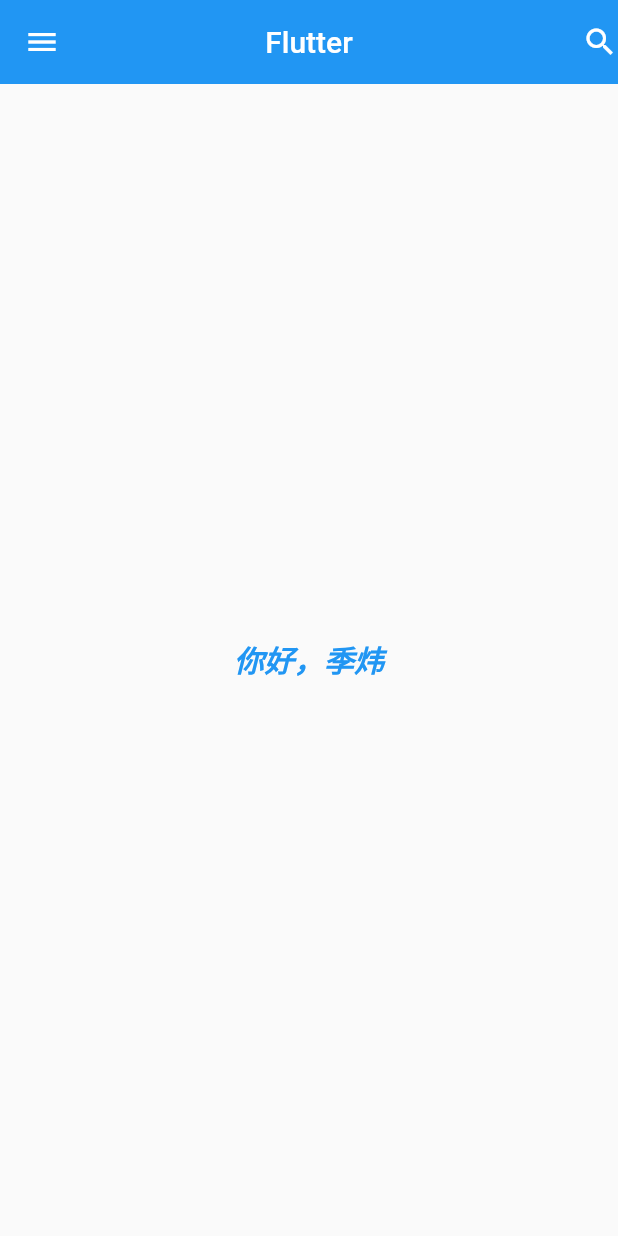
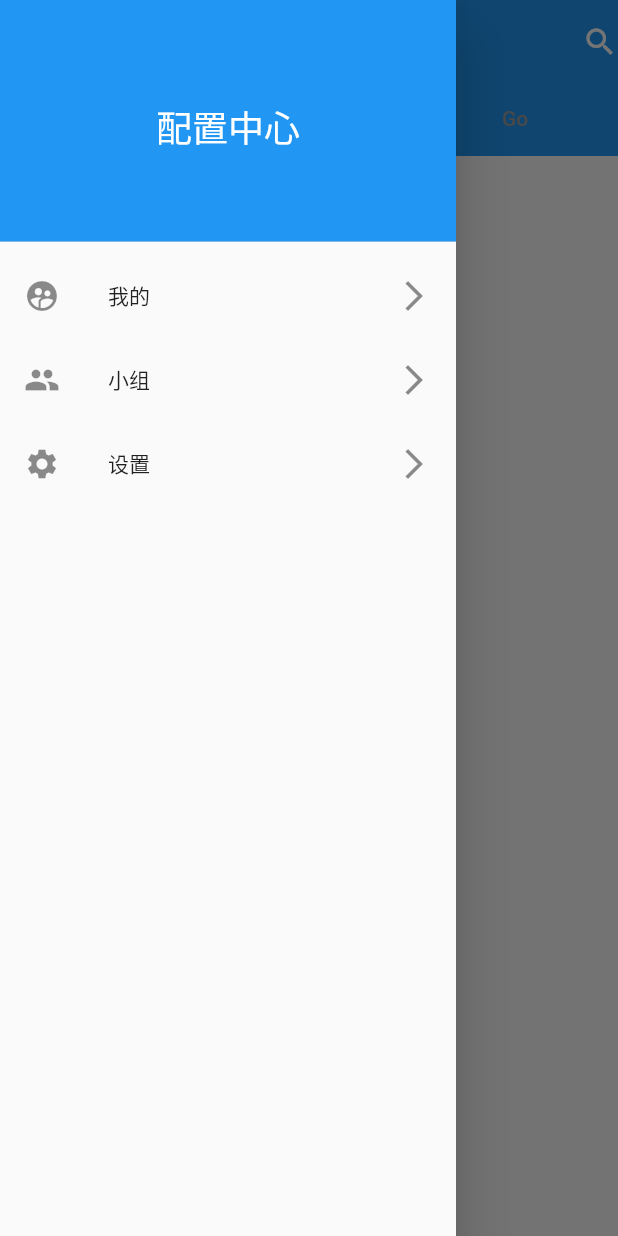
Before and after one commit to jiweixiaoxiao/myflutter, a Flutter app: the screen it shows after launch, with the side drawer open (before the commit the screen has no drawer), on a phone screen of 412 x 824 dp. Run offline on Flutter 3.47's test engine with Material 2 defaults, Android fonts, the phone set to English and light mode, and no system bars.

Commit message:
学习： 边栏、常用组件、Tab切换

```diff
--- /dev/null
+++ b/lib/drawer_list.dart
@@ -0,0 +1,31 @@
+import 'package:flutter/material.dart';
+ class DrawerList extends StatelessWidget {
+  @override
+  Widget build(BuildContext context) {
+    // TODO: implement buil
+    return Drawer(
+     child: ListView(
+         padding: const EdgeInsets.all(0.0),
+         children: const [
+          DrawerHeader(decoration: BoxDecoration(color: Colors.blue),child: Center(child: Text('配置中心', style: TextStyle(fontSize: 24.0, color: Colors.white)),)),
+           ListTile(
+             title: Text('我的'),
+             leading: Icon(Icons.supervised_user_circle),
+             trailing: Icon(Icons.arrow_forward_ios),
+           ),
+           ListTile(
+             title: Text('小组'),
+             leading: Icon(Icons.group),
+             trailing: Icon(Icons.arrow_forward_ios),
+           ),
+           ListTile(
+             title: Text('设置'),
+             leading: Icon(Icons.settings),
+             trailing: Icon(Icons.arrow_forward_ios),
+           ),
+         ],
+     ),
+    );
+  }
+
+ }
--- a/lib/main.dart
+++ b/lib/main.dart
@@ -1,5 +1,6 @@
 import 'package:flutter/material.dart';
-
+import 'package:myflutter/home.dart';
+import 'package:myflutter/tab.dart';
 void main() {
   runApp(
       App()
@@ -11,43 +12,8 @@ class App extends StatelessWidget {
   Widget build(BuildContext context) {
     return MaterialApp(
       title: 'Flutter',
-      home: Home(),
+      home: HelloTab(),
       debugShowCheckedModeBanner: false,
     );
   }
 }
-class Home extends StatelessWidget {
-  @override
-  Widget build(BuildContext context) {
-    return Scaffold(
-        appBar: AppBar(
-          title: Text('Flutter'),
-          centerTitle: true,
-          elevation: 0.0,
-          leading: Icon(Icons.menu),
-          actions: [
-            Icon(Icons.search),
-          ],
-        ),
-        body: Hello()
-    );
-  }
-
-}
-
-class Hello extends StatelessWidget {
-  build(BuildContext context) {
-    return const Center(
-      child: Text(
-        '你好，季炜',
-        textDirection: TextDirection.ltr,
-        style: TextStyle(
-          color: Colors.blue,
-          fontSize:20.0,
-          fontWeight: FontWeight.w600,
-          fontStyle: FontStyle.italic,
-        ),
-      ),
-    );
-  }
-}
--- /dev/null
+++ b/lib/tab.dart
@@ -0,0 +1,47 @@
+import 'package:flutter/material.dart';
+import 'drawer_list.dart';
+class HelloTab extends StatelessWidget {
+  build(BuildContext context) {
+    return DefaultTabController(
+      length: 3,
+      child: Scaffold(
+        appBar: AppBar(
+          title: const Text('Tab标签栏切换'),
+          centerTitle: true,
+          elevation: 0.0,
+          leading: const Icon(Icons.menu),
+          actions: const [
+            Icon(Icons.search),
+          ],
+          bottom: const TabBar(
+            labelColor: Colors.white,
+            labelStyle: TextStyle(
+              fontSize: 16.0,
+            ),
+            unselectedLabelColor: Colors.grey,
+            unselectedLabelStyle: TextStyle(
+              fontSize: 14.0,
+            ),
+            indicatorColor: Colors.red,
+            indicatorWeight: 2,
+            indicatorSize: TabBarIndicatorSize.label,
+            tabs: <Widget>[
+            Tab(text: 'HTML'),
+            Tab(text: 'Java'),
+            Tab(text: 'Go'),
+          ],),
+        ),
+        // body: Hello(),
+        // body: WidgeDemo(),
+        // body:WidgeDemoRichText(),
+        // body: WidgetDemoContainer2(),
+        body: const TabBarView(children: [
+          Icon(Icons.settings, size: 90.0),
+          Icon(Icons.search, size: 90.0),
+          Icon(Icons.view_agenda, size: 90.0),
+        ],),
+        drawer: DrawerList(),
+      ),
+    );
+  }
+}
```
Also changed, not shown: lib/hello.dart (added, +17 -0 lines), lib/home.dart (added, +28 -0 lines), lib/widge_text.dart (added, +191 -0 lines), 1 other file.
